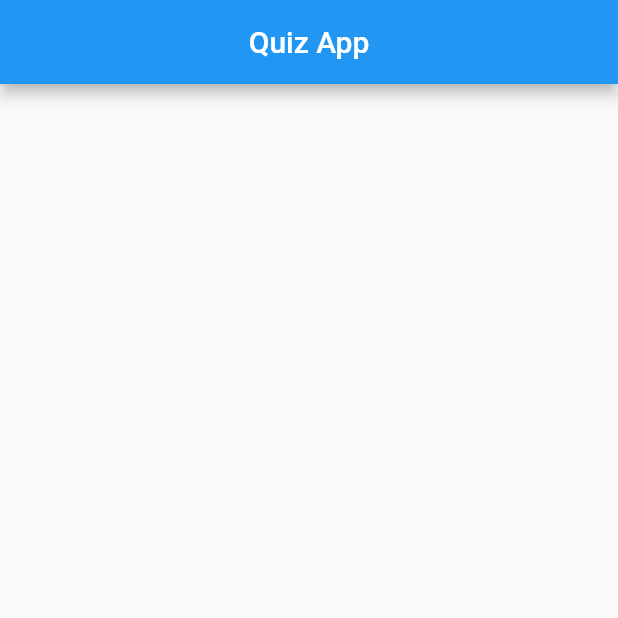
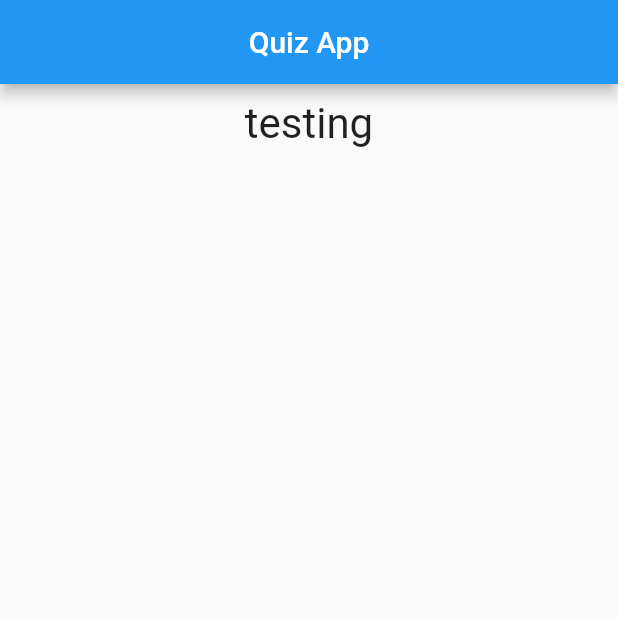
Before and after one commit to cmburch/MobileApps, a Flutter app: the screen it shows after launch, on a phone screen of 412 x 824 dp, the top half of it. Run offline on Flutter 3.47's test engine with Material 2 defaults, Android fonts, the phone set to English and light mode, and no system bars.

Commit message:
[quiz-app]v2 created question widget for the homepage

```diff
--- a/quiz_app_1/lib/main.dart
+++ b/quiz_app_1/lib/main.dart
@@ -1,4 +1,5 @@
 import 'package:flutter/material.dart';
+import 'package:quiz_app_1/question.dart';
 import 'package:quiz_app_1/quiz.dart';
 import 'package:quiz_app_1/result.dart';
 
@@ -156,6 +157,13 @@ class QuizAppState extends State<QuizApp> {
             child: const Text(_appTitle),
           ),
         ),
+        body: Column(
+          children: [
+            const Question(
+              "testing",
+            ),
+          ],
+        ),
       ),
     );
   }
--- a/quiz_app_1/lib/question.dart
+++ b/quiz_app_1/lib/question.dart
@@ -1,15 +1,36 @@
 import 'package:flutter/material.dart';
+
+// class Question extends StatelessWidget {
+//   final String questionText;
+
+//   Question(this.questionText);
+
+//   @override
+//   Widget build(BuildContext context) {
+//     return Container(
+//       width: double.infinity,
+//       margin: const EdgeInsets.all(10),
+//       child: Text(
+//         questionText,
+//         style: const TextStyle(
+//           fontSize: 28,
+//         ),
+//         textAlign: TextAlign.center,
+//       ),
+//     );
+//   }
+// }
 
 class Question extends StatelessWidget {
   final String questionText;
 
-  Question(this.questionText);
+  const Question(this.questionText, {Key? key}) : super(key: key);
 
   @override
   Widget build(BuildContext context) {
     return Container(
       width: double.infinity,
-      margin: const EdgeInsets.all(10),
+      margin: const EdgeInsets.all(10.0),
       child: Text(
         questionText,
         style: const TextStyle(
```
